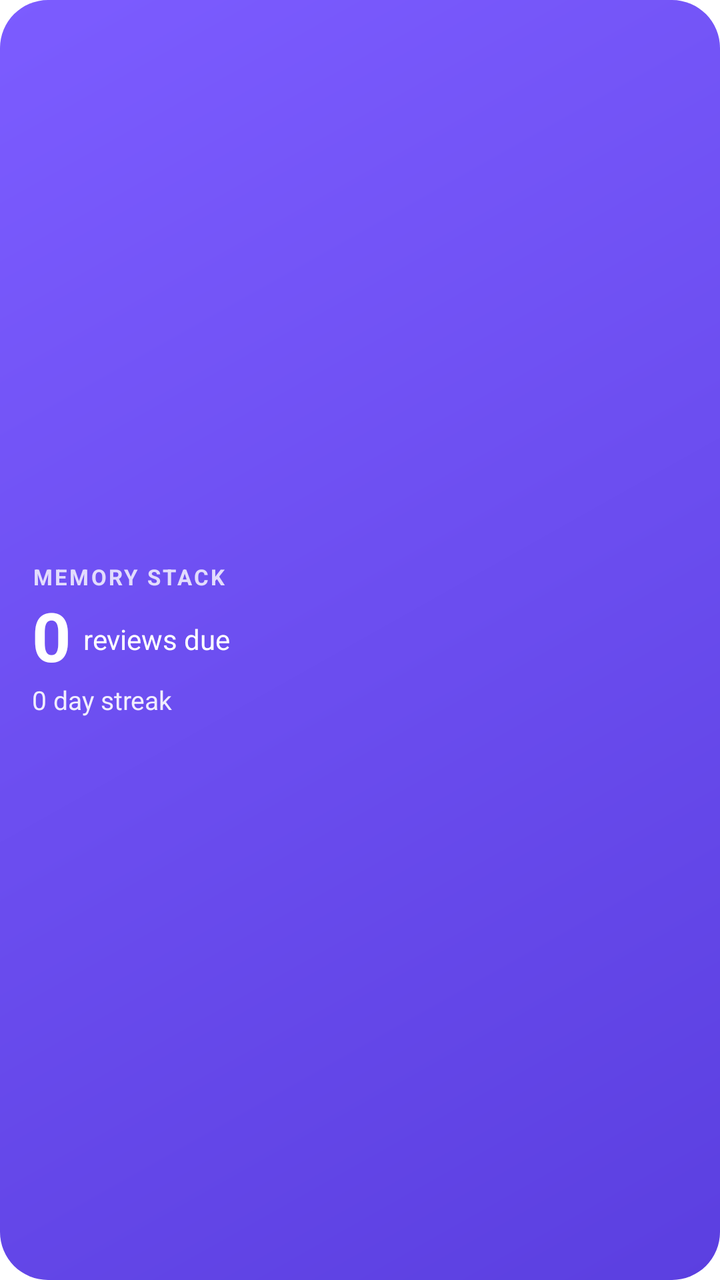
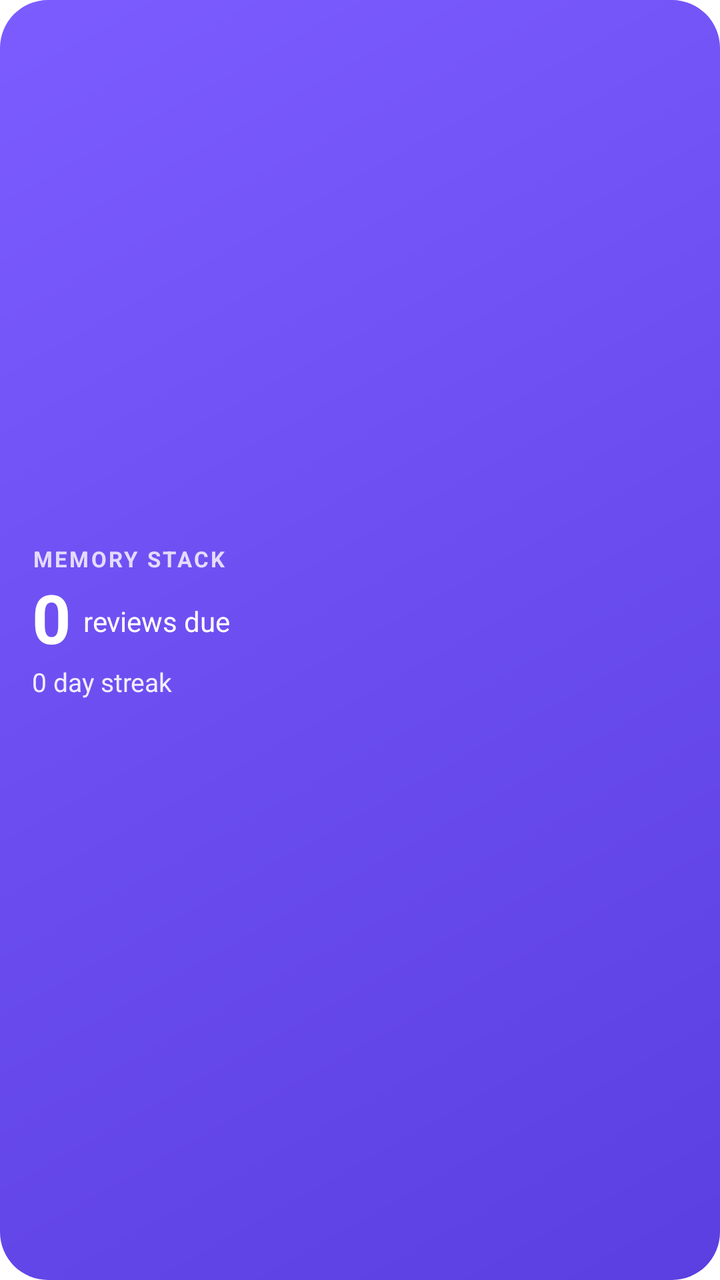

The first picture is an Android layout as it rendered before a commit; the second is the same layout after the commit. The layout source and the unified diff follow.
<!-- AndroidManifest.xml: fallback theme Theme.MaterialComponents.DayNight.NoActionBar -->
<!-- res/layout/review_widget.xml -->
<?xml version="1.0" encoding="utf-8"?>
<LinearLayout xmlns:android="http://schemas.android.com/apk/res/android"
    android:id="@+id/widget_root"
    android:layout_width="match_parent"
    android:layout_height="match_parent"
    android:background="@drawable/widget_background"
    android:orientation="vertical"
    android:gravity="center_vertical"
    android:padding="16dp">

    <TextView
        android:layout_width="wrap_content"
        android:layout_height="wrap_content"
        android:text="MEMORY STACK"
        android:textColor="#CCFFFFFF"
        android:textSize="11sp"
        android:textStyle="bold"
        android:letterSpacing="0.1" />

    <LinearLayout
        android:layout_width="wrap_content"
        android:layout_height="wrap_content"
        android:orientation="horizontal"
        android:gravity="bottom">

        <TextView
            android:id="@+id/widget_due"
            android:layout_width="wrap_content"
            android:layout_height="wrap_content"
            android:text="0"
            android:textColor="#FFFFFF"
            android:textSize="34sp"
            android:textStyle="bold" />

        <TextView
            android:id="@+id/widget_due_label"
            android:layout_width="wrap_content"
            android:layout_height="wrap_content"
            android:layout_marginStart="6dp"
            android:layout_marginBottom="6dp"
            android:text="reviews due"
            android:textColor="#FFFFFF"
            android:textSize="14sp" />
    </LinearLayout>

    <TextView
        android:id="@+id/widget_streak"
        android:layout_width="wrap_content"
        android:layout_height="wrap_content"
        android:text="0 day streak"
        android:textColor="#E6FFFFFF"
        android:textSize="13sp" />
</LinearLayout>
<!-- resources referenced by this layout -->
<resources>
  <!-- drawable widget_background (drawable) -->
  <?xml version="1.0" encoding="utf-8"?>
  <shape xmlns:android="http://schemas.android.com/apk/res/android" android:shape="rectangle">
      <gradient android:angle="315" android:startColor="#7C5CFF" android:endColor="#5B3FE0" />
      <corners android:radius="24dp" />
  </shape>
</resources>

<!-- the commit's change to res/layout/review_widget.xml (unified diff, before → after) -->
@@ -50,4 +50,14 @@
         android:text="0 day streak"
         android:textColor="#E6FFFFFF"
         android:textSize="13sp" />
+
+    <TextView
+        android:id="@+id/widget_level"
+        android:layout_width="wrap_content"
+        android:layout_height="wrap_content"
+        android:layout_marginTop="2dp"
+        android:text=""
+        android:textColor="#CCFFFFFF"
+        android:textSize="12sp"
+        android:textStyle="bold" />
 </LinearLayout>
